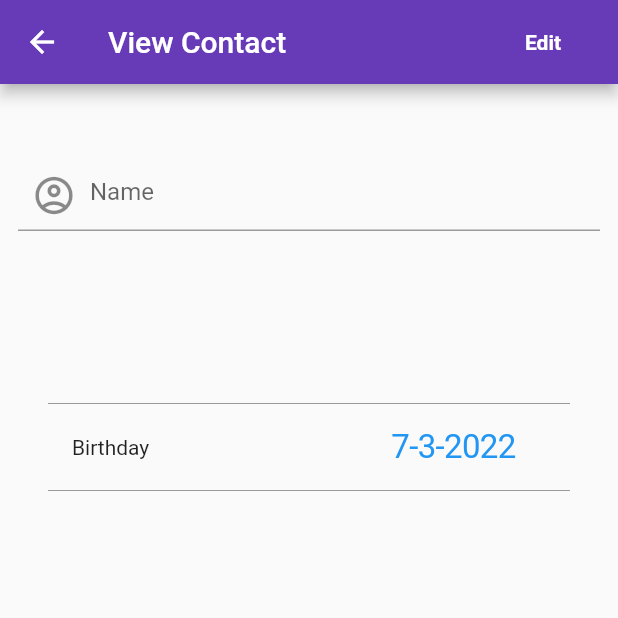
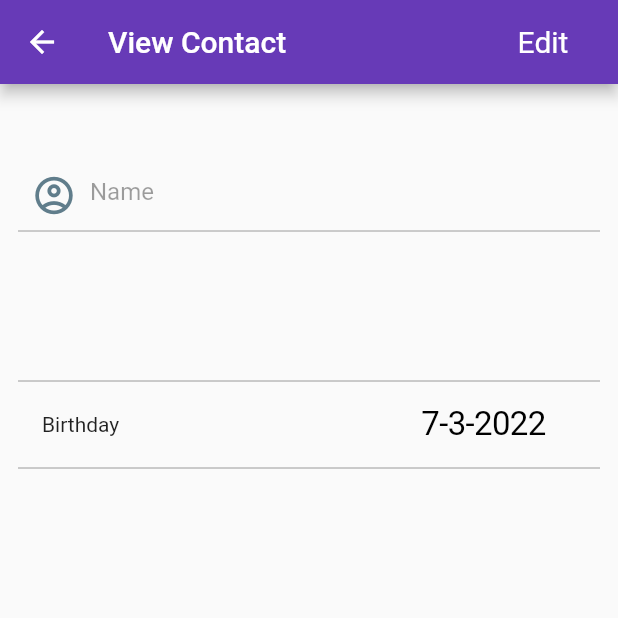
Before and after one commit to mabdulker/HappyBapp, a Flutter app: the EditContact screen opened directly, on a phone screen of 412 x 824 dp, the top half of it. Run offline on Flutter 3.47's test engine with Material 2 defaults, Android fonts, the phone set to English and light mode, and no system bars; our stand-ins replace cloud_firestore, firebase_core, flutter_holo_date_picker; missing offline and left inert: cupertino_date_textbox, dart:ffi; accounts and stored records are empty.

Commit message:
Made edit screen read only when not in edit mode

```diff
--- a/lib/views/edit_contact.dart
+++ b/lib/views/edit_contact.dart
@@ -6,8 +6,6 @@ import 'package:flutter_holo_date_picker/flutter_holo_date_picker.dart';
 import 'package:flutter/cupertino.dart';
 import 'package:cupertino_date_textbox/cupertino_date_textbox.dart';
 import 'package:intl/intl.dart';
-
-//import 'package:cupertino_date_textbox/cupertino_date_textbox';
 
 class EditContact extends StatefulWidget {
   final String docId;
@@ -34,7 +32,7 @@ class _EditContactState extends State<EditContact> {
 
   final double pHeight = 120;
   Map<String, DateTime> event = Map();
-  DateTime date = DateTime(2016, 10, 26);
+  DateTime date = DateTime.now();
   String _name = '';
   bool editMode = false;
   var users = FirebaseFirestore.instance.collection('user');
@@ -57,12 +55,24 @@ class _EditContactState extends State<EditContact> {
   // Assemble Bottom page
   Widget buildBottom() => Column(
         children: [
-          TextFormField(
+          Padding(
+            padding: EdgeInsets.zero,
+            child: TextFormField(
+              // Edit Mode
+              autocorrect: false,
+              readOnly: !editMode,
+              enabled: editMode,
+              // Text Field
               key: Key(_name),
               initialValue: _name,
               decoration: const InputDecoration(
+                //icon: Icon(Icons.account_circle_outlined, size: 30),
                 hintText: 'Name',
-              prefixIcon: Icon(Icons.account_circle_outlined, size: 30),
+                prefixIcon: Icon(
+                  Icons.account_circle_outlined,
+                  size: 30,
+                  color: Colors.blueGrey,
+                ),
                 fillColor: Colors.white,
                 filled: false,
               ),
@@ -70,10 +80,11 @@ class _EditContactState extends State<EditContact> {
                 _name = value;
               },
             ),
+          ),
           Padding(
-            padding: const EdgeInsets.fromLTRB(20, 100, 20, 50),
+            padding: const EdgeInsets.fromLTRB(0, 100, 0, 50),
             child: Column(children: <Widget>[
-              const SizedBox(height: 15.0),
+              //const SizedBox(height: 15.0),
               bdatePicker()
             ]),
           ),
@@ -90,7 +101,9 @@ class _EditContactState extends State<EditContact> {
                 const Text('Birthday'),
                 CupertinoButton(
                   // Display a CupertinoDatePicker in date picker mode.
-                  onPressed: () => _showDialog(
+                  onPressed: !editMode
+                      ? null
+                      : () => _showDialog(
                             CupertinoDatePicker(
                               initialDateTime: date,
                               mode: CupertinoDatePickerMode.date,
@@ -107,6 +120,7 @@ class _EditContactState extends State<EditContact> {
                     '${date.day}-${date.month}-${date.year}',
                     style: const TextStyle(
                       fontSize: 22.0,
+                      color: Colors.black,
                     ),
                   ),
                 ),
@@ -126,40 +140,15 @@ class _EditContactState extends State<EditContact> {
         backgroundColor: Colors.deepPurple,
         actions: <Widget>[
           Padding(
-            padding: EdgeInsets.all(10.0),
+            padding: const EdgeInsets.all(10.0),
             child: Container(
-              child: test(),
+              child: editBtn(),
             ),
           ),
         ],
       );
 
-  Widget editButton() => ElevatedButton.icon(
-        onPressed: () {
-          setState(() {
-            editMode = !editMode;
-          });
-        },
-        icon: Icon(Icons.edit),
-        label: Text('Edit'),
-      );
-
-  Widget saveButton() => ElevatedButton.icon(
-        onPressed: () {
-          setState(() {
-            editMode = !editMode;
-          });
-          users
-              .doc(widget.docId)
-              .update({'username': _name, 'birthday': date})
-              .then((value) => print('user updated'))
-              .catchError((error) => print('error'));
-        },
-        icon: const Icon(Icons.save),
-        label: const Text('Save'),
-      );
-
-  Widget test() => GestureDetector(
+  Widget editBtn() => GestureDetector(
         onTap: () {
           if (editMode) {
             users
@@ -179,9 +168,7 @@ class _EditContactState extends State<EditContact> {
           child: Center(
             child: Text(
               editMode ? 'Save' : 'Edit',
-              style: const TextStyle(
-                fontWeight: FontWeight.bold,
-              ),
+              style: const TextStyle(fontSize: 20),
             ),
           ),
           decoration: BoxDecoration(
```
Lines whose indentation alone changed are shown as unchanged.
